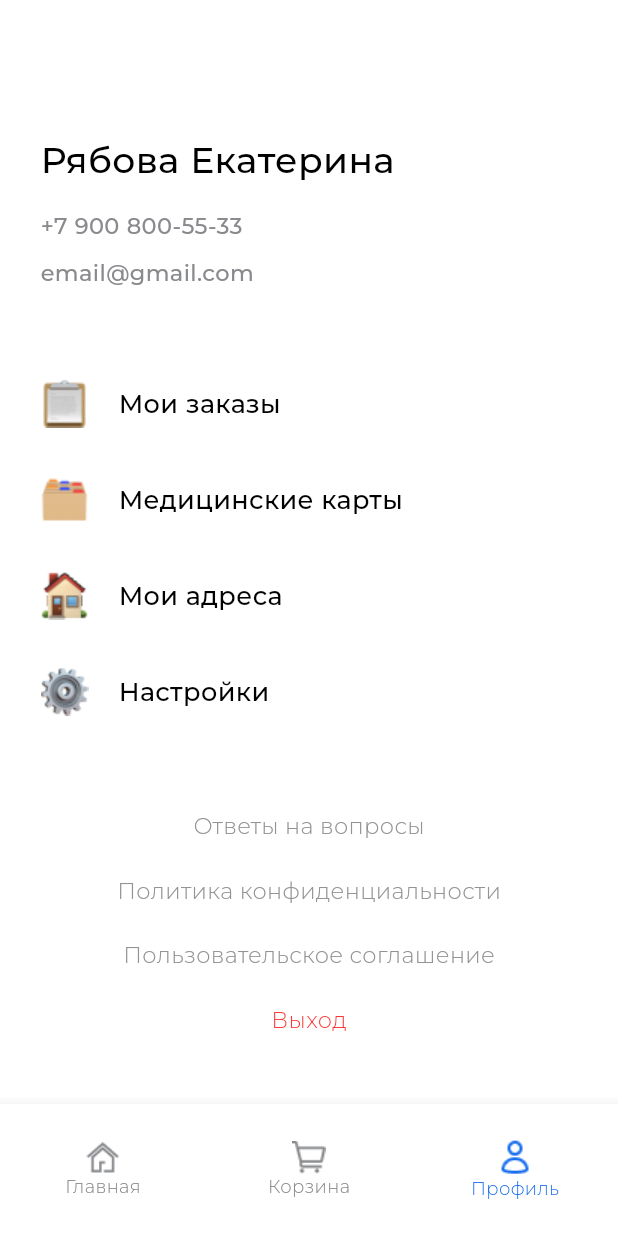
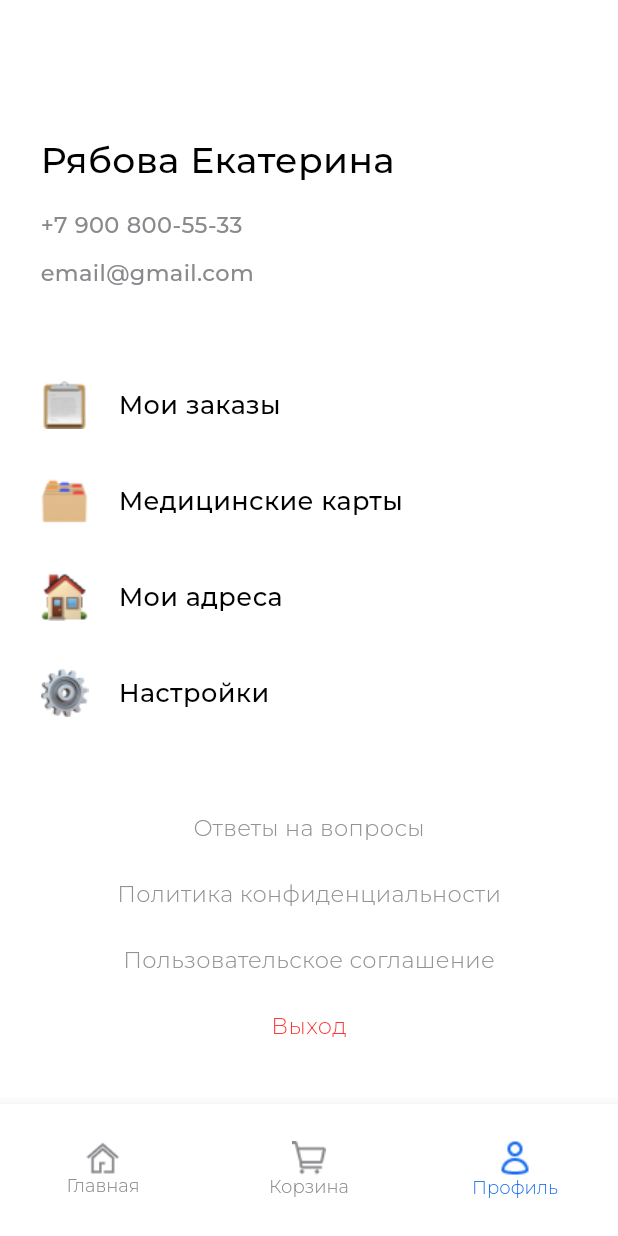
Before and after one commit to StudentMIREA/Practika7, a Flutter app: the screen it shows after launch, item 3 of the bottom bar chosen, on a phone screen of 412 x 824 dp. Run offline on Flutter 3.47's test engine with Material 3 defaults, Android fonts, the phone set to English and light mode, and no system bars; missing offline and left inert: dart:ffi; project files that could hold a hidden picture were left out.

Commit message:
Update all

```diff
--- a/pr7/lib/main.dart
+++ b/pr7/lib/main.dart
@@ -88,13 +88,17 @@ class _MyHomePageState extends State<MyHomePage> {
           selectedLabelStyle: const TextStyle(
               fontSize: 12,
               fontFamily: 'Montserrat',
-              fontWeight: FontWeight.w300),
+              fontWeight: FontWeight.w300,
+              height: 16 / 12,
+              letterSpacing: 0),
           unselectedItemColor: Color.fromARGB(255, 137, 138, 141),
           unselectedLabelStyle: const TextStyle(
               color: Color.fromARGB(255, 137, 138, 141),
               fontSize: 12,
               fontFamily: 'Montserrat',
-              fontWeight: FontWeight.w300),
+              fontWeight: FontWeight.w300,
+              height: 16 / 12,
+              letterSpacing: 0),
           onTap: onTab,
         ),
       ),
--- a/pr7/lib/pages/HomePage.dart
+++ b/pr7/lib/pages/HomePage.dart
@@ -29,7 +29,7 @@ class _HomePageState extends State<HomePage> {
                             fontSize: 24.0,
                             fontFamily: 'Montserrat',
                             fontWeight: FontWeight.w500,
-                            height: 1.2,
+                            height: 28 / 24,
                             wordSpacing: 0.33),
                       ),
                     )
--- a/pr7/lib/pages/UserPage.dart
+++ b/pr7/lib/pages/UserPage.dart
@@ -27,7 +27,7 @@ class _UserPageState extends State<UserPage> {
                     fontSize: 24.0,
                     fontFamily: 'Montserrat',
                     fontWeight: FontWeight.w500,
-                    height: 1.2,
+                    height: 28 / 24,
                     wordSpacing: 0.33),
               ),
             ),
@@ -39,7 +39,7 @@ class _UserPageState extends State<UserPage> {
                       fontSize: 15.0,
                       fontFamily: 'Montserrat',
                       fontWeight: FontWeight.w500,
-                      height: 1,
+                      height: 16 / 15,
                       wordSpacing: 0.33),
                   textAlign: TextAlign.left),
             ),
@@ -51,7 +51,7 @@ class _UserPageState extends State<UserPage> {
                       fontSize: 15.0,
                       fontFamily: 'Montserrat',
                       fontWeight: FontWeight.w500,
-                      height: 1,
+                      height: 16 / 15,
                       wordSpacing: 0.33),
                   textAlign: TextAlign.left),
             ),
@@ -59,6 +59,7 @@ class _UserPageState extends State<UserPage> {
             Padding(
               padding: const EdgeInsets.only(left: 27.0),
               child: Container(
+                height: 256,
                 child: Column(
                   children: [
                     Container(
@@ -99,7 +100,7 @@ class _UserPageState extends State<UserPage> {
                                 fontSize: 17.0,
                                 fontFamily: 'Montserrat',
                                 fontWeight: FontWeight.w400,
-                                height: 1.4,
+                                height: 24 / 17,
                                 wordSpacing: 0),
                           )
                         ],
@@ -121,7 +122,7 @@ class _UserPageState extends State<UserPage> {
                                 fontSize: 17.0,
                                 fontFamily: 'Montserrat',
                                 fontWeight: FontWeight.w400,
-                                height: 1.4,
+                                height: 24 / 17,
                                 wordSpacing: 0),
                           )
                         ],
@@ -143,7 +144,7 @@ class _UserPageState extends State<UserPage> {
                                 fontSize: 17.0,
                                 fontFamily: 'Montserrat',
                                 fontWeight: FontWeight.w400,
-                                height: 1.4,
+                                height: 24 / 17,
                                 wordSpacing: 0),
                           )
                         ],
@@ -159,55 +160,68 @@ class _UserPageState extends State<UserPage> {
             Center(
                 child: Container(
                     child: const Column(
+              mainAxisAlignment: MainAxisAlignment.end,
               children: [
-                Text(
+                SizedBox(
+                  height: 20,
+                  child: Text(
                     'Ответы на вопросы',
                     style: TextStyle(
                         color: Color.fromARGB(255, 147, 147, 150),
                         fontSize: 15.0,
                         fontFamily: 'Montserrat',
                         fontWeight: FontWeight.w300,
-                      height: 1.3,
+                        height: 20 / 15,
                         wordSpacing: 0),
+                  ),
                 ),
                 SizedBox(
                   height: 24.0,
                 ),
-                Text(
+                SizedBox(
+                  height: 20,
+                  child: Text(
                     'Политика конфиденциальности',
                     style: TextStyle(
                         color: Color.fromARGB(255, 147, 147, 150),
                         fontSize: 15.0,
                         fontFamily: 'Montserrat',
                         fontWeight: FontWeight.w300,
-                      height: 1.3,
+                        height: 20 / 15,
                         wordSpacing: 0),
+                  ),
                 ),
                 SizedBox(
                   height: 24.0,
                 ),
-                Text(
+                SizedBox(
+                  height: 20,
+                  child: Text(
                     'Пользовательское соглашение',
                     style: TextStyle(
                         color: Color.fromARGB(255, 147, 147, 150),
                         fontSize: 15.0,
                         fontFamily: 'Montserrat',
                         fontWeight: FontWeight.w300,
-                      height: 1.3,
+                        height: 20 / 15,
                         wordSpacing: 0),
+                  ),
                 ),
                 SizedBox(
                   height: 24.0,
                 ),
-                Text(
+                SizedBox(
+                  height: 20,
+                  child: Text(
                     'Выход',
                     style: TextStyle(
                         color: Color.fromARGB(255, 253, 53, 53),
                         fontSize: 15.0,
                         fontFamily: 'Montserrat',
                         fontWeight: FontWeight.w300,
-                      height: 1.3,
+                        height: 20 / 15,
                         wordSpacing: 0),
+                  ),
                 ),
               ],
             )))
--- a/pr7/lib/pages/components/ListOfItemShop.dart
+++ b/pr7/lib/pages/components/ListOfItemShop.dart
@@ -62,7 +62,7 @@ class _ListOfItemShopState extends State<ListOfItemShop> {
                         color: Colors.black,
                         fontFamily: 'Montserrat',
                         fontWeight: FontWeight.w400,
-                        height: 1.25,
+                        height: 20 / 16,
                         letterSpacing: -0.32,
                       ),
                       textAlign: TextAlign.left,
@@ -107,7 +107,7 @@ class _ListOfItemShopState extends State<ListOfItemShop> {
                                 color: Colors.black,
                                 fontFamily: 'Montserrat',
                                 fontWeight: FontWeight.w400,
-                                height: 1.4,
+                                height: 24 / 17,
                                 letterSpacing: 0)),
                         Expanded(
                           child: Row(
@@ -123,7 +123,7 @@ class _ListOfItemShopState extends State<ListOfItemShop> {
                                       color: Colors.black,
                                       fontFamily: 'Montserrat',
                                       fontWeight: FontWeight.w300,
-                                      height: 1.4,
+                                      height: 20 / 15,
                                       letterSpacing: 0)),
                               const SizedBox(
                                 width: 16.0,
```
Also changed, not shown: pr7/lib/pages/ShopCartPage.dart (+5 -5 lines), pr7/lib/pages/components/ListOfItems.dart (+5 -5 lines), pr7/pubspec.yaml (+0 -27 lines). Lines whose indentation alone changed are shown as unchanged.
